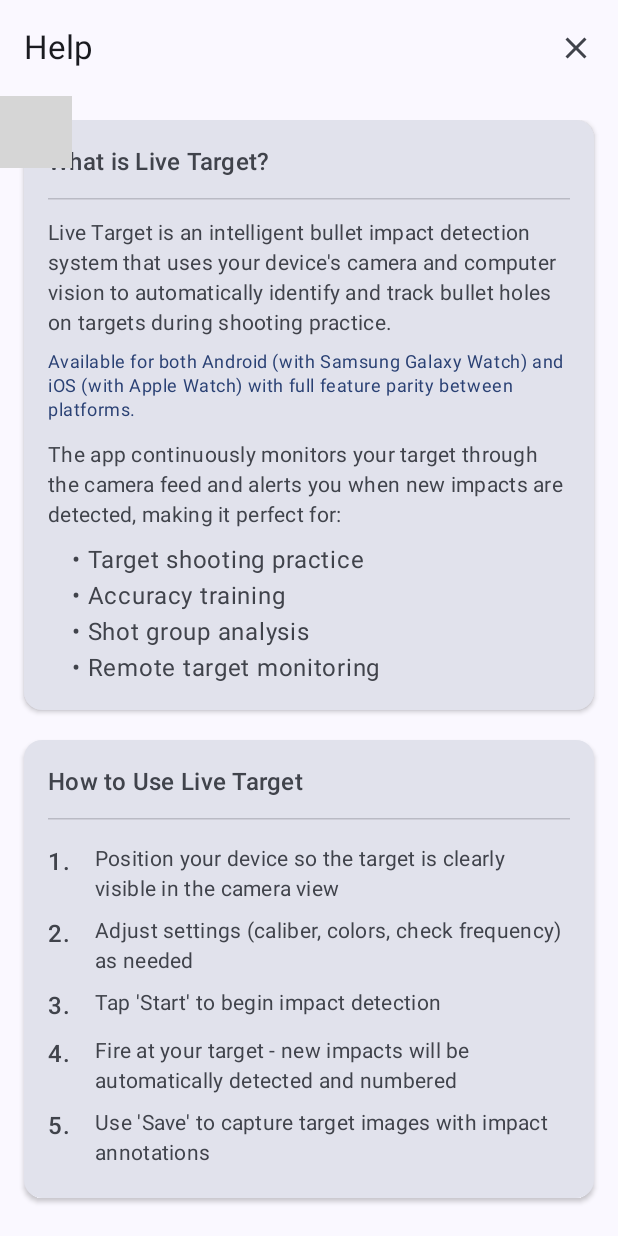
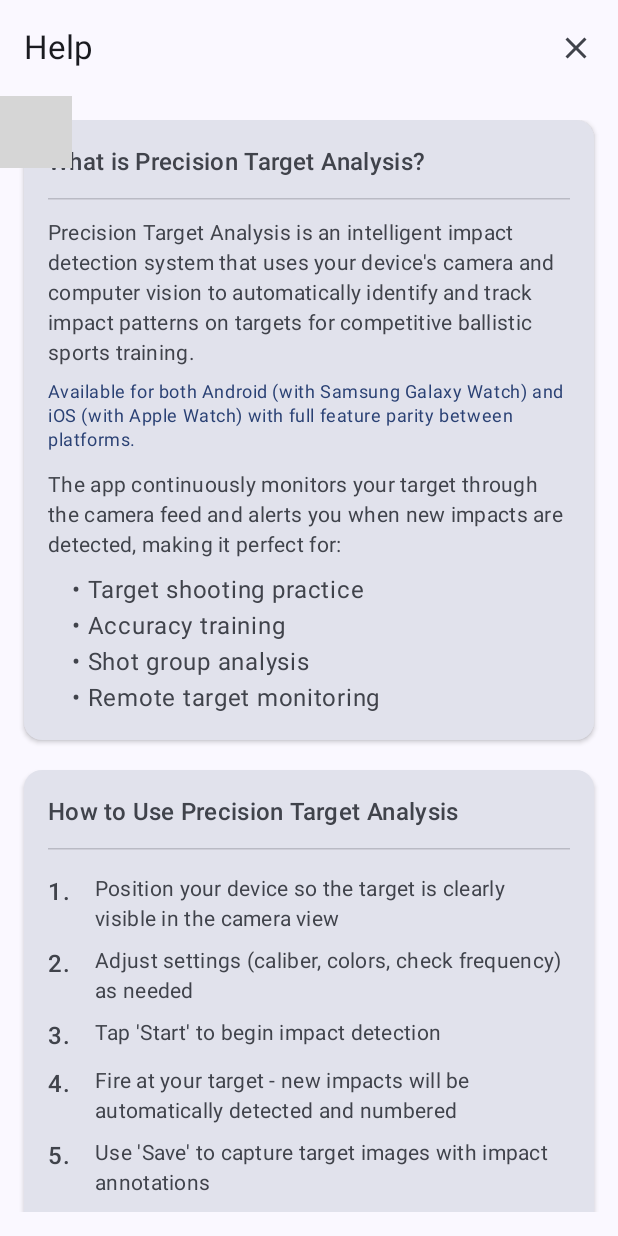
Before and after one commit to bceverly/Live-Target, an Android app built with Jetpack Compose: the screen it shows after launch (MainActivity), after a tap on "Help", on a phone screen of 412 x 824 dp. Run offline under Robolectric (Android 15) with nearby library versions, the light colour scheme and no system bars; libraries missing offline, so code that uses them is left out: androidx.camera.core, androidx.camera.lifecycle, androidx.camera.view; 5 statements that could not run were skipped; grey boxes are pictures that could not be loaded.

Commit message:
Renamed app

```diff
--- a/android/app/src/main/res/values/strings.xml
+++ b/android/app/src/main/res/values/strings.xml
@@ -5,7 +5,7 @@
   Copyright © 2025 BCEAssociates, Inc. All rights reserved.
 -->
 <resources>
-    <string name="app_name">Live Target</string>
+    <string name="app_name">Precision Target Analysis</string>
     <string name="start">Start</string>
     <string name="stop">Stop</string>
     <string name="clear">Clear</string>
@@ -32,8 +32,8 @@
     <string name="close">Close</string>
 
     <!-- Help Screen Content -->
-    <string name="help_what_is_title">What is Live Target?</string>
-    <string name="help_what_is_description">Live Target is an intelligent bullet impact detection system that uses your device\'s camera and computer vision to automatically identify and track bullet holes on targets during shooting practice.</string>
+    <string name="help_what_is_title">What is Precision Target Analysis?</string>
+    <string name="help_what_is_description">Precision Target Analysis is an intelligent impact detection system that uses your device\'s camera and computer vision to automatically identify and track impact patterns on targets for competitive ballistic sports training.</string>
     <string name="help_feature_parity">Available for both Android (with Samsung Galaxy Watch) and iOS (with Apple Watch) with full feature parity between platforms.</string>
     <string name="help_what_is_use_cases">The app continuously monitors your target through the camera feed and alerts you when new impacts are detected, making it perfect for:</string>
     <string name="help_use_case_practice">Target shooting practice</string>
@@ -41,7 +41,7 @@
     <string name="help_use_case_analysis">Shot group analysis</string>
     <string name="help_use_case_monitoring">Remote target monitoring</string>
 
-    <string name="help_how_to_use_title">How to Use Live Target</string>
+    <string name="help_how_to_use_title">How to Use Precision Target Analysis</string>
     <string name="help_step_1">Position your device so the target is clearly visible in the camera view</string>
     <string name="help_step_2">Adjust settings (caliber, colors, check frequency) as needed</string>
     <string name="help_step_3">Tap \'Start\' to begin impact detection</string>
@@ -105,7 +105,7 @@
     <string name="help_multiple_detections">Multiple detections per shot: Increase check frequency</string>
 
     <string name="help_performance_issues">Performance Issues</string>
-    <string name="help_close_camera_apps">Close other camera apps before using Live Target</string>
+    <string name="help_close_camera_apps">Close other camera apps before using Precision Target Analysis</string>
     <string name="help_restart_app">Restart app if detection becomes unresponsive</string>
     <string name="help_increase_frequency">Increase check frequency if device is struggling</string>
 
```
Also changed, not shown: 3 other files.
